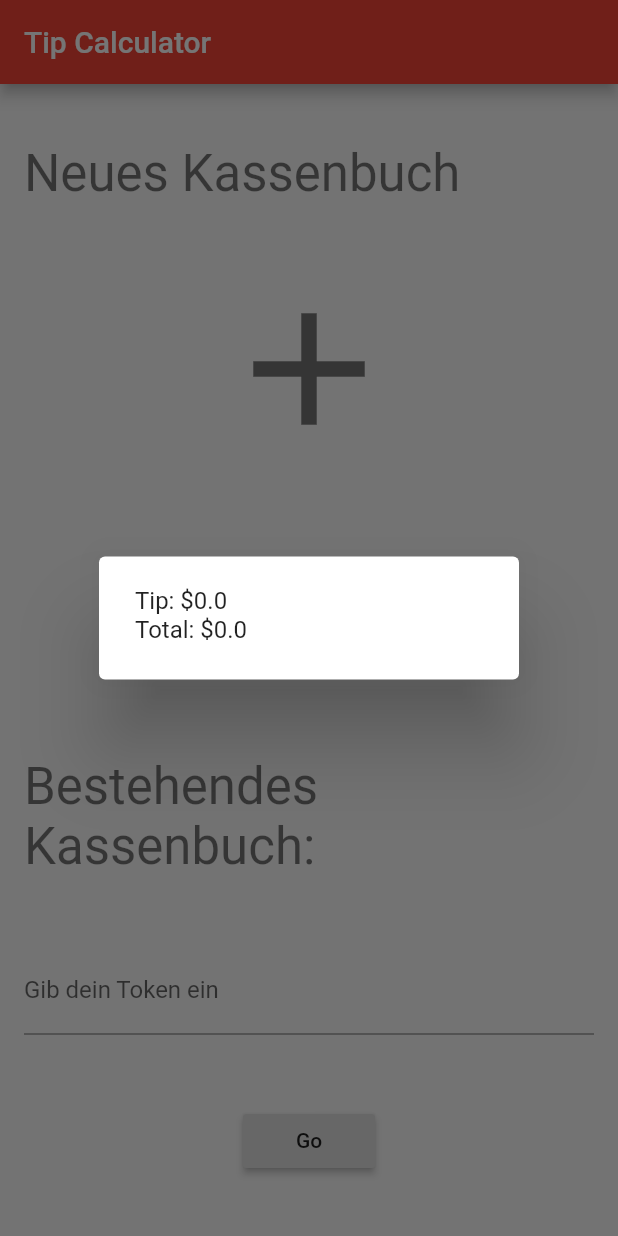
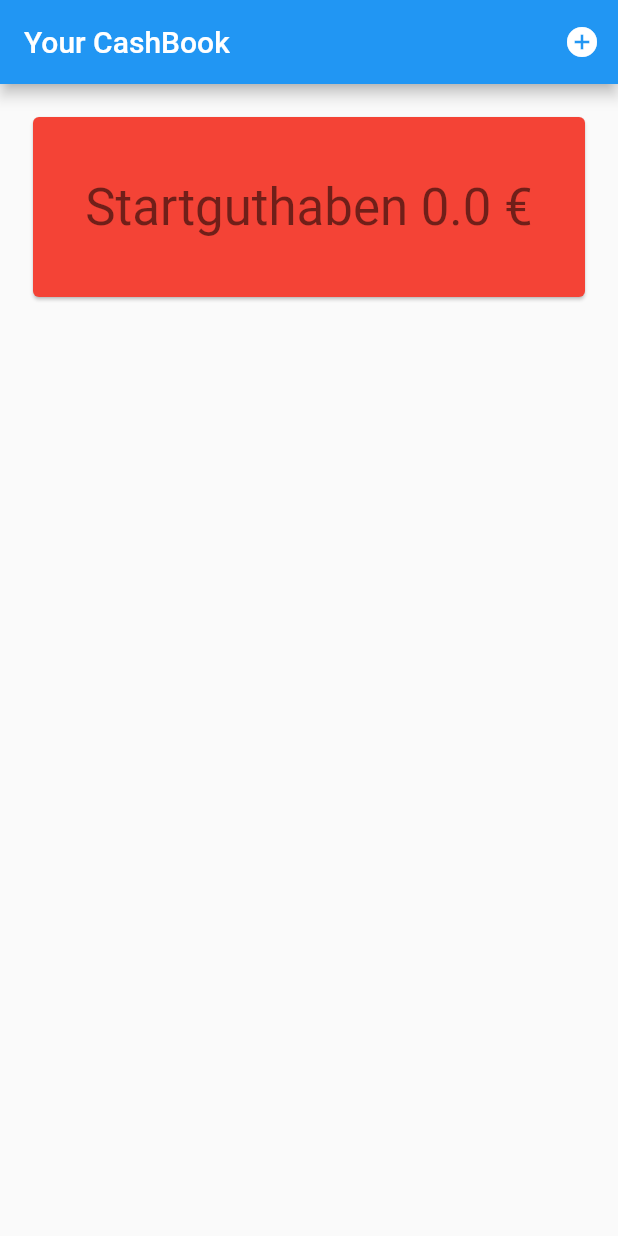
Before and after one commit to xoif/fluttertest, a Flutter app: the screen it shows after launch, after a tap on "Go", on a phone screen of 412 x 824 dp. Run offline on Flutter 3.47's test engine with Material 2 defaults, Android fonts, the phone set to English and light mode, and no system bars.

Commit message:
cashbook app

```diff
--- /dev/null
+++ b/lib/CashBook.dart
@@ -0,0 +1,312 @@
+// Copyright 2017 The Chromium Authors. All rights reserved.
+// Use of this source code is governed by a BSD-style license that can be
+// found in the LICENSE file.
+
+import 'package:flutter/foundation.dart';
+import 'package:flutter/material.dart';
+
+class CashBook extends StatefulWidget {
+  String token;
+
+  Cashbook(String tokenParameter) {
+    token = tokenParameter;
+  }
+
+  @override
+  CashBookState createState() => new CashBookState();
+}
+
+class CashBookState extends State<CashBook> {
+  final GlobalKey<AnimatedListState> _listKey = new GlobalKey<
+      AnimatedListState>();
+  ListModel<TransactionObject> _list;
+  TransactionObject _selectedItem;
+
+  @override
+  void initState() {
+    super.initState();
+    _list = new ListModel<TransactionObject>(
+      listKey: _listKey,
+      initialItems: <TransactionObject>[
+        new TransactionObject("Startguthaben", 0.0)],
+      removedItemBuilder: _buildRemovedItem,
+    );
+    //_nextItem = 3;
+  }
+
+  // Used to build list items that haven't been removed.
+  Widget _buildItem(BuildContext context, int index,
+      Animation<double> animation) {
+    return new TransactionItem(
+      animation: animation,
+      tag: _list[index].tag,
+      amount: _list[index].amount,
+      selected: _selectedItem == _list[index],
+      onTap: () {
+        setState(() {
+          _selectedItem = _selectedItem == _list[index] ? null : _list[index];
+        });
+      },
+    );
+  }
+
+  // Used to build an item after it has been removed from the list. This method is
+  // needed because a removed item remains  visible until its animation has
+  // completed (even though it's gone as far this ListModel is concerned).
+  // The widget will be used by the [AnimatedListState.removeItem] method's
+  // [AnimatedListRemovedItemBuilder] parameter.
+  Widget _buildRemovedItem(String tag, double amount, BuildContext context,
+      Animation<double> animation) {
+    return new TransactionItem(
+      animation: animation,
+      tag: tag,
+      amount: amount,
+      selected: false,
+      // No gesture detector here: we don't want removed items to be interactive.
+    );
+  }
+
+  // Insert the "next item" into the list model.
+  void _insert() {
+    String tag;
+    double amount;
+    int type;
+    bool positiveIsActivated = false;
+    bool negativeIsActivated = false;
+
+    IconButton positiveIcon =  new IconButton(
+      icon: const Icon(Icons.add_circle),
+      iconSize: 30.0,
+      color: positiveIsActivated? Colors.grey : Colors.green,
+      disabledColor: Colors.grey,
+      onPressed: () {
+        type = 1;
+        setState(() => positiveIsActivated = !positiveIsActivated);
+      },
+      tooltip: 'add a positive transaction',
+    );
+    IconButton negativeIcon =  new IconButton(
+      icon: const Icon(Icons.remove_circle),
+      iconSize: 30.0,
+      color: negativeIsActivated ? Colors.grey : Colors.red,
+      onPressed: () {
+        type = -1;
+        setState(() => negativeIsActivated = !negativeIsActivated);
+      },
+      tooltip: 'add a negative transaction',
+    );
+    SimpleDialog dialog = new SimpleDialog(
+        contentPadding: const EdgeInsets.all(16.0),
+        children: <Widget>[
+          new Text("Füge eine neue Transaction hinzu: ", style: Theme
+              .of(context)
+              .textTheme
+              .title),
+          new Row(
+              mainAxisAlignment: MainAxisAlignment.spaceAround,
+              crossAxisAlignment: CrossAxisAlignment.center,
+              children: [
+                positiveIcon,
+                negativeIcon
+              ]
+          ),
+          new TextField(
+              decoration: new InputDecoration(
+                labelText: "Gib einen Tag an",
+                hintText: "Maxi",
+              ),
+              keyboardType: TextInputType.text,
+              onChanged: (String value) {
+                tag = value;
+              }
+          ),
+          new TextField(
+              decoration: new InputDecoration(
+                labelText: "Gib den Betrag an",
+                hintText: "15.0",
+              ),
+              keyboardType: TextInputType.number,
+              onChanged: (String value) {
+                amount = double.parse(value);
+              }
+          ),
+          new RaisedButton(
+              child: new Text("Go"),
+              onPressed: () {
+                _list.insert(_list.length, new TransactionObject(tag, amount));
+              }
+          )
+        ]
+    );
+
+    // Show dialog
+    showDialog(context: context, child: dialog);
+  }
+
+  @override
+  Widget build(BuildContext context) {
+    return new MaterialApp(
+      home: new Scaffold(
+        appBar: new AppBar(
+          title: const Text('Your CashBook'),
+          actions: <Widget>[
+            new IconButton(
+              icon: const Icon(Icons.add_circle),
+              onPressed: _insert,
+              tooltip: 'insert a new item',
+            ),
+          ],
+        ),
+        body: new Padding(
+          padding: const EdgeInsets.all(16.0),
+          child: new AnimatedList(
+            key: _listKey,
+            initialItemCount: _list.length,
+            itemBuilder: _buildItem,
+          ),
+        ),
+      ),
+    );
+  }
+}
+
+/// Keeps a Dart List in sync with an AnimatedList.
+///
+/// The [insert] and [removeAt] methods apply to both the internal list and the
+/// animated list that belongs to [listKey].
+///
+/// This class only exposes as much of the Dart List API as is needed by the
+/// sample app. More list methods are easily added, however methods that mutate the
+/// list must make the same changes to the animated list in terms of
+/// [AnimatedListState.insertItem] and [AnimatedList.removeItem].
+class ListModel<E> {
+  ListModel({
+    @required this.listKey,
+    @required this.removedItemBuilder,
+    Iterable<E> initialItems,
+  })
+      : assert(listKey != null),
+        assert(removedItemBuilder != null),
+        _items = new List<E>.from(initialItems ?? <E>[]);
+
+  final GlobalKey<AnimatedListState> listKey;
+  final dynamic removedItemBuilder;
+  final List<E> _items;
+
+  AnimatedListState get _animatedList => listKey.currentState;
+
+  void insert(int index, E item) {
+    _items.insert(index, item);
+    _animatedList.insertItem(index);
+  }
+
+  E removeAt(int index) {
+    final E removedItem = _items.removeAt(index);
+    if (removedItem != null) {
+      _animatedList.removeItem(
+          index, (BuildContext context, Animation<double> animation) {
+        return removedItemBuilder(removedItem, context, animation);
+      });
+    }
+    return removedItem;
+  }
+
+  int get length => _items.length;
+
+  E operator [](int index) => _items[index];
+
+  int indexOf(E item) => _items.indexOf(item);
+}
+
+/// Displays its integer item as 'item N' on a Card whose color is based on
+/// the item's value. The text is displayed in bright green if selected is true.
+/// This widget's height is based on the animation parameter, it varies
+/// from 0 to 128 as the animation varies from 0.0 to 1.0.
+class TransactionItem extends StatelessWidget {
+  const TransactionItem({
+    Key key,
+    @required this.animation,
+    this.onTap,
+    @required this.tag,
+    @required this.amount,
+    this.selected: false
+  })
+      : assert(animation != null),
+        assert(amount != null),
+        assert(selected != null),
+        super(key: key);
+
+  final Animation<double> animation;
+  final VoidCallback onTap;
+  final String tag;
+  final double amount;
+  final bool selected;
+
+  @override
+  Widget build(BuildContext context) {
+    TextStyle textStyle = Theme
+        .of(context)
+        .textTheme
+        .display1;
+    if (selected)
+      textStyle = textStyle.copyWith(color: Colors.lightGreenAccent[400]);
+    return new Padding(
+      padding: const EdgeInsets.all(2.0),
+      child: new SizeTransition(
+        axis: Axis.vertical,
+        sizeFactor: animation,
+        child: new GestureDetector(
+          behavior: HitTestBehavior.opaque,
+          onTap: onTap,
+          child: new SizedBox(
+            height: 128.0,
+            child: new Card(
+              color: Colors.primaries[amount.toInt() % Colors.primaries.length],
+              child: new Center(
+                child: new Text(tag + " $amount €", style: textStyle),
+              ),
+            ),
+          ),
+        ),
+      ),
+    );
+  }
+}
+
+class TransactionObject {
+  String tag;
+  double amount;
+
+  TransactionObject(String tag, double amount) {
+    this.tag = tag;
+    this.amount = amount;
+  }
+}
+
+
+/*
+Sample Catalog
+
+Title: AnimatedList
+
+Summary: In this app an AnimatedList displays a list of cards which stays
+in sync with an app-specific ListModel. When an item is added to or removed
+from the model, a corresponding card items animate in or out of view
+in the animated list.
+
+Description:
+Tap an item to select it, tap it again to unselect. Tap '+' to insert at the
+selected item, '-' to remove the selected item. The tap handlers add or
+remove items from a `ListModel<E>`, a simple encapsulation of `List<E>`
+that keeps the AnimatedList in sync. The list model has a GlobalKey for
+its animated list. It uses the key to call the insertItem and removeItem
+methods defined by AnimatedListState.
+
+Classes: AnimatedList, AnimatedListState
+
+Sample: AnimatedListSample
+
+See also:
+  - The "Components-Lists: Controls" section of the material design specification:
+    <https://material.io/guidelines/components/lists-controls.html#>
+*/
--- a/lib/main.dart
+++ b/lib/main.dart
@@ -1,5 +1,5 @@
 import 'package:flutter/material.dart';
-import 'HelloWorld.dart';
+import 'package:fluttertest/CashBook.dart';
 
 void main() {
   runApp(new MaterialApp(
@@ -20,13 +20,12 @@ class MyApp extends StatelessWidget {
   Widget build(BuildContext context) {
     TextStyle textStyle = Theme.of(context).textTheme.display1;
 
-// Create first input field
+    // Create first input field
     Text addCashBook = new Text("Neues Kassenbuch", style: textStyle, textAlign: TextAlign.left);
 
     Icon cashBookIcon = new Icon(Icons.add, size: 128.0, color: textStyle.color);
 
     Text existingCashBook = new Text("Bestehendes Kassenbuch:", style: textStyle);
-
 
     // Create another input field
     TextField existingTokenTextField = new TextField(
@@ -53,13 +52,15 @@ class MyApp extends StatelessWidget {
           double total = billAmount + calculatedTip;
 
 // Generate dialog
-          AlertDialog dialog = new AlertDialog(
-              content: new Text("Tip: \$$calculatedTip \n"
-                  "Total: \$$total")
-          );
-
-// Show dialog
-          showDialog(context: context, child: dialog);
+          Navigator.of(context).push(new MaterialPageRoute<Null>(
+            builder: (BuildContext context) {
+              return new Scaffold(
+                body: new Center(
+                  child: new CashBook(),
+                ),
+              );
+            },
+          ));
         }
     );
 
@@ -87,7 +88,7 @@ class MyApp extends StatelessWidget {
         )
     );
 
-    AppBar appBar = new AppBar(title: new Text("Tip Calculator"));
+    AppBar appBar = new AppBar(title: new Text("CashBook App"));
     Scaffold scaffold = new Scaffold(appBar: appBar,
         body: container);
 
```
Also changed, not shown: lib/HelloWorld.dart (deleted, +0 -37 lines).
